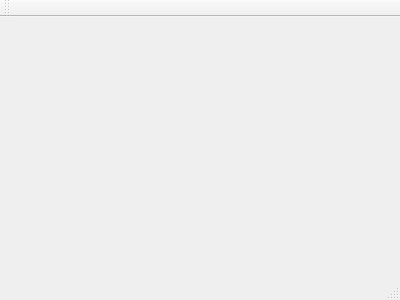
Qt form Keybinder/MainWindow.ui (agrippa1994/Keybinder) before a commit.
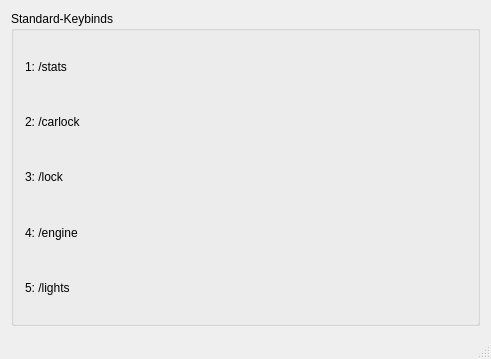
The same form after that commit.

Commit message: Some GUI updates and compiler-settings changed

Patch:
```diff
--- a/Keybinder/MainWindow.ui
+++ b/Keybinder/MainWindow.ui
@@ -6,33 +6,60 @@
    <rect>
     <x>0</x>
     <y>0</y>
-    <width>400</width>
-    <height>300</height>
+    <width>491</width>
+    <height>359</height>
    </rect>
   </property>
   <property name="windowTitle">
    <string>MainWindow</string>
   </property>
   <widget class="QWidget" name="centralWidget">
-   <layout class="QGridLayout" name="gridLayout"/>
-  </widget>
-  <widget class="QMenuBar" name="menuBar">
-   <property name="geometry">
-    <rect>
-     <x>0</x>
-     <y>0</y>
-     <width>400</width>
-     <height>21</height>
-    </rect>
-   </property>
-  </widget>
-  <widget class="QToolBar" name="mainToolBar">
-   <attribute name="toolBarArea">
-    <enum>TopToolBarArea</enum>
-   </attribute>
-   <attribute name="toolBarBreak">
-    <bool>false</bool>
-   </attribute>
+   <layout class="QGridLayout" name="gridLayout">
+    <item row="0" column="0">
+     <widget class="QGroupBox" name="groupBox">
+      <property name="title">
+       <string>Standard-Keybinds</string>
+      </property>
+      <layout class="QGridLayout" name="gridLayout_2">
+       <item row="3" column="0">
+        <widget class="QLabel" name="label_4">
+         <property name="text">
+          <string>4: /engine</string>
+         </property>
+        </widget>
+       </item>
+       <item row="2" column="0">
+        <widget class="QLabel" name="label_3">
+         <property name="text">
+          <string>3: /lock</string>
+         </property>
+        </widget>
+       </item>
+       <item row="0" column="0">
+        <widget class="QLabel" name="label">
+         <property name="text">
+          <string>1: /stats</string>
+         </property>
+        </widget>
+       </item>
+       <item row="1" column="0">
+        <widget class="QLabel" name="label_2">
+         <property name="text">
+          <string>2: /carlock</string>
+         </property>
+        </widget>
+       </item>
+       <item row="4" column="0">
+        <widget class="QLabel" name="label_5">
+         <property name="text">
+          <string>5: /lights</string>
+         </property>
+        </widget>
+       </item>
+      </layout>
+     </widget>
+    </item>
+   </layout>
   </widget>
   <widget class="QStatusBar" name="statusBar"/>
  </widget>
```
Left out of the diff: 5 changed lines with no effect on the pictures. The commit also changes 7 other files.
